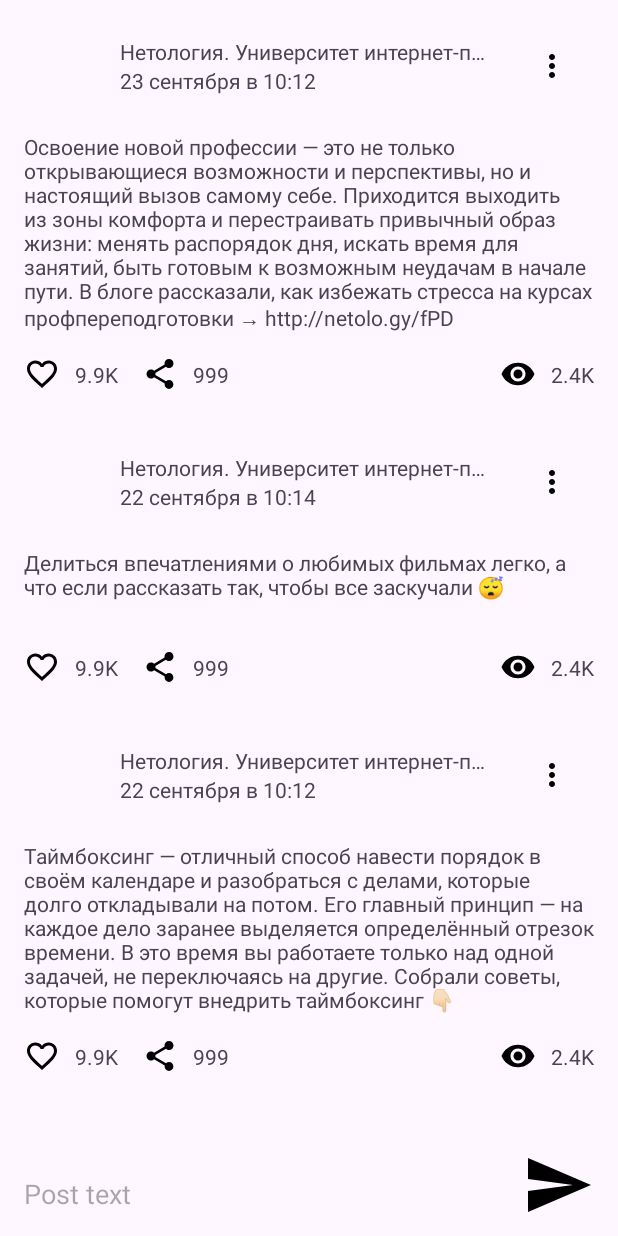
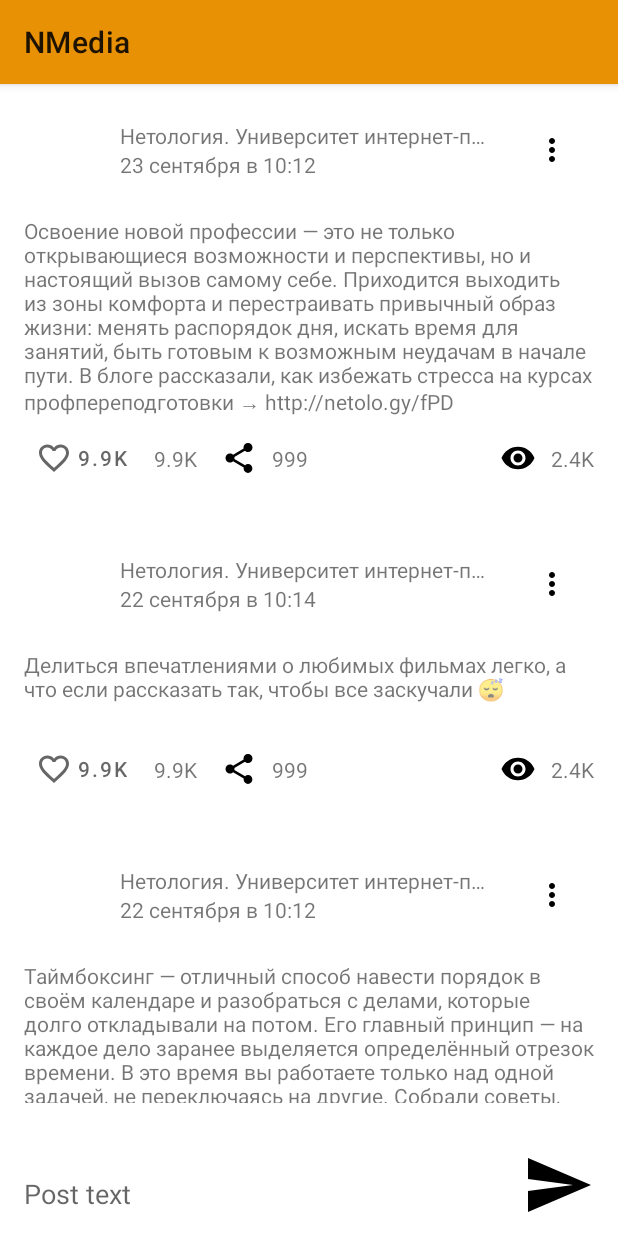
Before and after one commit to MaxiDezorro/NMediaFierstApp, an Android app: the screen it shows after launch (MainActivity), on a phone screen of 412 x 824 dp. Run offline under Robolectric (Android 15) with nearby library versions, the phone set to English and light mode, and no system bars.

Commit message:
lesson 3.1 Material Design

```diff
--- a/app/build.gradle
+++ b/app/build.gradle
@@ -5,7 +5,7 @@ plugins {
 
 android {
     namespace 'ru.netology.nmedia'
-    compileSdk 34
+    compileSdk 35
 
     defaultConfig {
         applicationId "ru.netology.nmedia"
@@ -34,6 +34,7 @@ android {
     kotlinOptions {
         jvmTarget = '1.8'
     }
+    buildToolsVersion '35.0.0'
 }
 
 dependencies {
--- a/app/src/main/java/ru/netology/nmedia/activity/MainActivity.kt
+++ b/app/src/main/java/ru/netology/nmedia/activity/MainActivity.kt
@@ -57,7 +57,8 @@ class MainActivity : AppCompatActivity() {
                 binding.editGroup?.visibility = View.VISIBLE // задаем видимость группе
                 binding.content?.setText(it.content) // устанавливаем текст поста в поле ввода
                 binding.content?.focusAndShowKeyboard() // показ клавиатуры и фокус в поле ввода
-                binding.editMessageContent?.text = it.content // отображаем текст редактируемого поста задаем
+                binding.editMessageContent?.text =
+                    it.content // отображаем текст редактируемого поста задаем
                 binding.editClose?.setOnClickListener { // устанавливаем слушателя на кнопку отмены редактирования
                     // проанализировать последнее добавление
                     binding.editGroup?.visibility = View.GONE // скрываем группу
--- a/app/src/main/java/ru/netology/nmedia/adapter/PostAdapter.kt
+++ b/app/src/main/java/ru/netology/nmedia/adapter/PostAdapter.kt
@@ -77,13 +77,16 @@ class PostViewHolder(
             numberShare.text = showHowManyIntToString(post.countShare)
             numberViews.text = showHowManyIntToString(post.countViews)
 
-            likes.setImageResource(
-                if (post.likeByMe) {
-                    R.drawable.ic_like_red_24
-                } else {
-                    R.drawable.ic_like_24
-                }
-            )
+//            likes.setImageResource(  // likes теперь не imageButton
+//                if (post.likeByMe) {
+//                    R.drawable.ic_like_red_24
+//                } else {
+//                    R.drawable.ic_like_24
+//                }
+//            )
+            likes.isChecked = post.likeByMe
+            likes.text = showHowManyIntToString(post.likes)
+
             likes.setOnClickListener { onInteractionListener.onLike(post) }
             share.setOnClickListener { onInteractionListener.onShare(post) }
             menu.setOnClickListener { // устанавливаем обработчик на кнопку menu
--- /dev/null
+++ b/app/src/main/res/color/like_checkbox_tint.xml
@@ -0,0 +1,5 @@
+<?xml version="1.0" encoding="utf-8"?>
+<selector xmlns:android="http://schemas.android.com/apk/res/android">
+    <item android:color="@color/red" android:state_checked="true" />
+    <item android:color="?attr/colorControlNormal" />
+</selector>
--- a/app/src/main/res/drawable/ic_baseline_close_48.xml
+++ b/app/src/main/res/drawable/ic_baseline_close_48.xml
@@ -1,4 +1,4 @@
-<vector xmlns:android="http://schemas.android.com/apk/res/android" android:autoMirrored="true" android:height="48dp" android:tint="#3147D3" android:viewportHeight="24" android:viewportWidth="24" android:width="48dp">
+<vector xmlns:android="http://schemas.android.com/apk/res/android" android:autoMirrored="true" android:height="48dp" android:tint="@color/blue_color_secondary_variant" android:viewportHeight="24" android:viewportWidth="24" android:width="48dp">
 
     <path android:fillColor="@android:color/white" android:pathData="M19,6.41L17.59,5 12,10.59 6.41,5 5,6.41 10.59,12 5,17.59 6.41,19 12,13.41 17.59,19 19,17.59 13.41,12z"/>
 
--- a/app/src/main/res/drawable/ic_baseline_edit_48.xml
+++ b/app/src/main/res/drawable/ic_baseline_edit_48.xml
@@ -1,4 +1,4 @@
-<vector xmlns:android="http://schemas.android.com/apk/res/android" android:autoMirrored="true" android:height="48dp" android:tint="#3147D3" android:viewportHeight="24" android:viewportWidth="24" android:width="48dp">
+<vector xmlns:android="http://schemas.android.com/apk/res/android" android:autoMirrored="true" android:height="48dp" android:tint="@color/blue_color_secondary_variant" android:viewportHeight="24" android:viewportWidth="24" android:width="48dp">
 
     <path android:fillColor="@android:color/white" android:pathData="M3,17.25V21h3.75L17.81,9.94l-3.75,-3.75L3,17.25zM20.71,7.04c0.39,-0.39 0.39,-1.02 0,-1.41l-2.34,-2.34c-0.39,-0.39 -1.02,-0.39 -1.41,0l-1.83,1.83 3.75,3.75 1.83,-1.83z"/>
 
--- /dev/null
+++ b/app/src/main/res/drawable/ic_like_24dp.xml
@@ -0,0 +1,5 @@
+<?xml version="1.0" encoding="utf-8"?>
+<selector xmlns:android="http://schemas.android.com/apk/res/android">
+    <item android:drawable="@drawable/ic_like_red_24" android:state_checked="true" />
+    <item android:drawable="@drawable/ic_like_24" />
+</selector>
--- a/app/src/main/res/layout/card_post.xml
+++ b/app/src/main/res/layout/card_post.xml
@@ -97,13 +97,15 @@
         app:layout_constraintTop_toTopOf="@id/eye"
         tools:text="@string/count_views" />
 
-    <ImageButton
+    <com.google.android.material.button.MaterialButton
         android:id="@+id/likes"
+        style="@style/Widget.AppThem.LikeButton"
         android:layout_width="wrap_content"
         android:layout_height="wrap_content"
         android:background="@android:color/transparent"
+        android:checkable="true"
         android:contentDescription="@string/description_number_likes"
-        android:src="@drawable/ic_like_24"
+        app:icon="@drawable/ic_like_24dp"
         app:layout_constraintBottom_toBottomOf="@id/eye"
         app:layout_constraintStart_toStartOf="parent"
         app:layout_constraintTop_toTopOf="@id/eye" />
--- a/app/src/main/res/values/colors.xml
+++ b/app/src/main/res/values/colors.xml
@@ -2,4 +2,9 @@
 <resources>
     <color name="black">#FF000000</color>
     <color name="white">#FFFFFFFF</color>
+    <color name="orange_color_primary">#E89105</color>
+    <color name="orange_color_primary_variant">#D86800</color>
+    <color name="blue_color_secondary">#055CE8</color>
+    <color name="blue_color_secondary_variant">#0091FF</color>
+    <color name="red">#FF0000</color>
 </resources>
--- /dev/null
+++ b/app/src/main/res/values/styles.xml
@@ -0,0 +1,12 @@
+<?xml version="1.0" encoding="utf-8"?>
+<resources>
+
+    <style name="Widget.AppThem.LikeCheckBox" parent="Widget.MaterialComponents.CompoundButton.CheckBox">
+        <item name="buttonTint">@color/like_checkbox_tint</item>
+    </style>
+
+    <style name="Widget.AppThem.LikeButton" parent="Widget.MaterialComponents.Button.TextButton.Icon">
+        <item name="iconTint">@color/like_checkbox_tint</item>
+        <item name="android:minWidth">0dp</item>
+    </style>
+</resources>
--- a/app/src/main/res/values/themes.xml
+++ b/app/src/main/res/values/themes.xml
@@ -1,6 +1,11 @@
 <resources xmlns:tools="http://schemas.android.com/tools">
     <!-- Base application theme. -->
-    <style name="Base.Theme.NMedia" parent="Theme.Material3.DayNight.NoActionBar">
+    <style name="Base.Theme.NMedia" parent="Theme.MaterialComponents.DayNight">
+        <item name="colorPrimary">@color/orange_color_primary</item>
+        <item name="colorPrimaryVariant">@color/orange_color_primary_variant</item>
+        <item name="colorSecondary">@color/blue_color_secondary</item>
+        <item name="colorSecondaryVariant">@color/blue_color_secondary_variant</item>
+        <item name="colorBackgroundFloating">@color/white</item>
         <!-- Customize your light theme here. -->
         <!-- <item name="colorPrimary">@color/my_light_primary</item> -->
     </style>
--- a/gradle/libs.versions.toml
+++ b/gradle/libs.versions.toml
@@ -1,14 +1,14 @@
 [versions]
 agp = "8.5.2"
 kotlin = "2.0.0"
-coreKtx = "1.13.1"
+coreKtx = "1.15.0"
 junit = "4.13.2"
 junitVersion = "1.2.1"
 espressoCore = "3.6.1"
 appcompat = "1.7.0"
 material = "1.12.0"
-activity = "1.9.2"
-constraintlayout = "2.1.4"
+activity = "1.9.3"
+constraintlayout = "2.2.0"
 
 [libraries]
 androidx-core-ktx = { group = "androidx.core", name = "core-ktx", version.ref = "coreKtx" }
```
